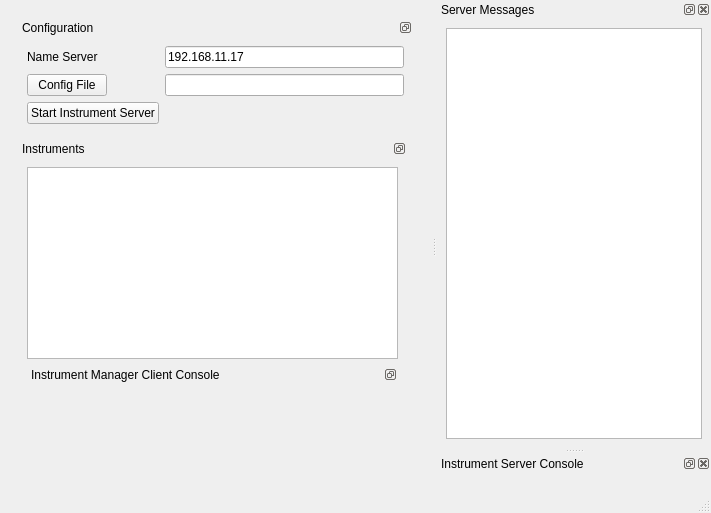
This is instruments/InstrumentManager.ui in SchusterLab/slab as Qt 5 draws it before an edit. The edited form follows.
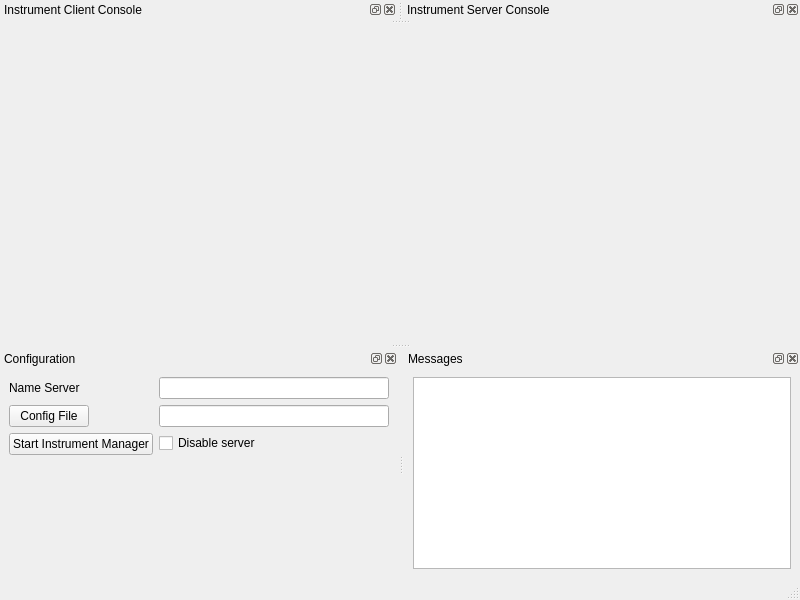
This is the edited form.

Commit message:
Updated instrumentmanager.py so that you can call the gui by calling it from the command line via
pythonw -m slab.instruments.instrumentmanager --gui

it will also accept parameters like -n nameserver_ip and -f config_file_name

Redid the UI file to sort of use the dockwidgets better...still kind of messed up

Fixed a bunch of stuff in the InstrumentManagerWindow

What changed in the file:
```diff
--- a/instruments/InstrumentManager.ui
+++ b/instruments/InstrumentManager.ui
@@ -6,33 +6,69 @@
    <rect>
     <x>0</x>
     <y>0</y>
-    <width>711</width>
-    <height>513</height>
+    <width>800</width>
+    <height>600</height>
    </rect>
   </property>
   <property name="windowTitle">
    <string>Instrument Manager</string>
   </property>
-  <widget class="QWidget" name="centralwidget">
-   <layout class="QGridLayout" name="gridLayout">
-    <item row="0" column="0">
-     <widget class="QWidget" name="widget" native="true">
-      <layout class="QGridLayout" name="gridLayout_2">
-       <item row="0" column="0" rowspan="2" colspan="2">
-        <widget class="QDockWidget" name="dockWidget_5">
+  <widget class="QWidget" name="centralwidget"/>
+  <widget class="QMenuBar" name="menubar">
+   <property name="geometry">
+    <rect>
+     <x>0</x>
+     <y>0</y>
+     <width>800</width>
+     <height>21</height>
+    </rect>
+   </property>
+  </widget>
+  <widget class="QStatusBar" name="statusbar"/>
+  <widget class="QDockWidget" name="clientshell_dockWidget">
          <property name="sizePolicy">
-          <sizepolicy hsizetype="Expanding" vsizetype="Preferred">
+    <sizepolicy hsizetype="Preferred" vsizetype="Expanding">
            <horstretch>0</horstretch>
            <verstretch>0</verstretch>
           </sizepolicy>
          </property>
-         <property name="features">
-          <set>QDockWidget::DockWidgetFloatable|QDockWidget::DockWidgetMovable</set>
+   <property name="windowTitle">
+    <string>Instrument Client Console</string>
+   </property>
+   <attribute name="dockWidgetArea">
+    <number>4</number>
+   </attribute>
+   <widget class="QWidget" name="dockWidgetContents"/>
+  </widget>
+  <widget class="QDockWidget" name="servershell_dockWidget">
+   <property name="sizePolicy">
+    <sizepolicy hsizetype="Preferred" vsizetype="Expanding">
+     <horstretch>0</horstretch>
+     <verstretch>0</verstretch>
+    </sizepolicy>
+   </property>
+   <property name="windowTitle">
+    <string>Instrument Server Console</string>
+   </property>
+   <attribute name="dockWidgetArea">
+    <number>4</number>
+   </attribute>
+   <widget class="QWidget" name="dockWidgetContents_2"/>
+  </widget>
+  <widget class="QDockWidget" name="configuration_dockWidget">
+   <property name="sizePolicy">
+    <sizepolicy hsizetype="Minimum" vsizetype="Minimum">
+     <horstretch>0</horstretch>
+     <verstretch>0</verstretch>
+    </sizepolicy>
          </property>
          <property name="windowTitle">
           <string>Configuration</string>
          </property>
-         <widget class="QWidget" name="dockWidgetContents_5">
+   <attribute name="dockWidgetArea">
+    <number>8</number>
+   </attribute>
+   <widget class="QWidget" name="dockWidgetContents_3">
           <layout class="QFormLayout" name="formLayout">
            <item row="0" column="0">
             <widget class="QLabel" name="label">
@@ -44,14 +80,7 @@
            <item row="0" column="1">
             <widget class="QLineEdit" name="param_nameserver">
              <property name="text">
-              <string>192.168.11.17</string>
-             </property>
-            </widget>
-           </item>
-           <item row="2" column="0">
-            <widget class="QPushButton" name="start_pushButton">
-             <property name="text">
-              <string>Start Instrument Server</string>
+        <string/>
              </property>
             </widget>
            </item>
@@ -65,100 +94,51 @@
            <item row="1" column="1">
             <widget class="QLineEdit" name="param_filename"/>
            </item>
-          </layout>
-         </widget>
-        </widget>
-       </item>
        <item row="2" column="0">
-        <widget class="QDockWidget" name="dockWidget_6">
-         <property name="sizePolicy">
-          <sizepolicy hsizetype="MinimumExpanding" vsizetype="Preferred">
-           <horstretch>0</horstretch>
-           <verstretch>0</verstretch>
-          </sizepolicy>
-         </property>
-         <property name="features">
-          <set>QDockWidget::DockWidgetFloatable|QDockWidget::DockWidgetMovable</set>
-         </property>
-         <property name="windowTitle">
-          <string>Instruments</string>
-         </property>
-         <widget class="QWidget" name="dockWidgetContents_6">
-          <layout class="QVBoxLayout" name="verticalLayout_4">
-           <item>
-            <widget class="QTableView" name="tableView"/>
-           </item>
-           <item>
-            <widget class="QDockWidget" name="clientshell_dockWidget">
-             <property name="sizePolicy">
-              <sizepolicy hsizetype="Expanding" vsizetype="Preferred">
-               <horstretch>0</horstretch>
-               <verstretch>0</verstretch>
-              </sizepolicy>
-             </property>
-             <property name="features">
-              <set>QDockWidget::DockWidgetFloatable|QDockWidget::DockWidgetMovable</set>
-             </property>
-             <property name="windowTitle">
-              <string>Instrument Manager Client Console</string>
-             </property>
-             <widget class="QWidget" name="dockWidgetContents_7"/>
+      <widget class="QPushButton" name="start_pushButton">
+       <property name="text">
+        <string>Start Instrument Manager</string>
+       </property>
+      </widget>
+     </item>
+     <item row="2" column="1">
+      <widget class="QCheckBox" name="param_disableServer">
+       <property name="enabled">
+        <bool>true</bool>
+       </property>
+       <property name="text">
+        <string>Disable server</string>
+       </property>
+       <property name="checked">
+        <bool>false</bool>
+       </property>
             </widget>
            </item>
           </layout>
          </widget>
         </widget>
-       </item>
-      </layout>
-     </widget>
-    </item>
-   </layout>
-  </widget>
-  <widget class="QMenuBar" name="menubar">
-   <property name="geometry">
-    <rect>
-     <x>0</x>
-     <y>0</y>
-     <width>711</width>
-     <height>21</height>
-    </rect>
-   </property>
-  </widget>
-  <widget class="QStatusBar" name="statusbar"/>
   <widget class="QDockWidget" name="messages_dockWidget">
    <property name="windowTitle">
-    <string>Server Messages</string>
+    <string>Messages</string>
    </property>
    <attribute name="dockWidgetArea">
-    <number>2</number>
+    <number>8</number>
    </attribute>
-   <widget class="QWidget" name="dockWidgetContents_8">
-    <layout class="QGridLayout" name="gridLayout_3">
-     <item row="0" column="0">
-      <widget class="QTextBrowser" name="message_box"/>
+   <widget class="QWidget" name="dockWidgetContents_4">
+    <layout class="QVBoxLayout" name="verticalLayout">
+     <item>
+      <widget class="QTextBrowser" name="message_box">
+       <property name="sizePolicy">
+        <sizepolicy hsizetype="Preferred" vsizetype="Preferred">
+         <horstretch>0</horstretch>
+         <verstretch>0</verstretch>
+        </sizepolicy>
+       </property>
+      </widget>
      </item>
     </layout>
    </widget>
   </widget>
-  <widget class="QDockWidget" name="servershell_dockWidget">
-   <property name="windowTitle">
-    <string>Instrument Server Console</string>
-   </property>
-   <attribute name="dockWidgetArea">
-    <number>2</number>
-   </attribute>
-   <widget class="QWidget" name="dockWidgetContents"/>
-  </widget>
-  <action name="actionOpen_Instruments_Config">
-   <property name="text">
-    <string>Open Instruments Config</string>
-   </property>
-  </action>
-  <action name="actionSave_Instruments_Config">
-   <property name="text">
-    <string>Save Instruments Config</string>
-   </property>
-  </action>
  </widget>
  <resources/>
  <connections/>
```
Lines whose indentation alone changed are shown as unchanged. The commit also changes 3 other files.
